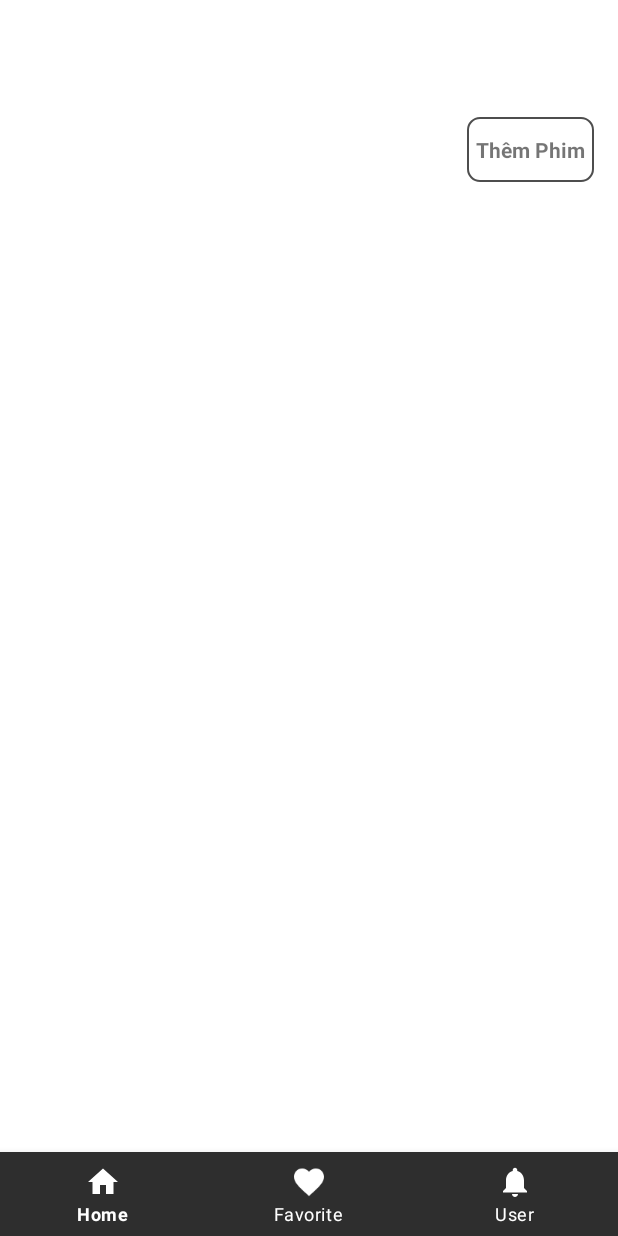
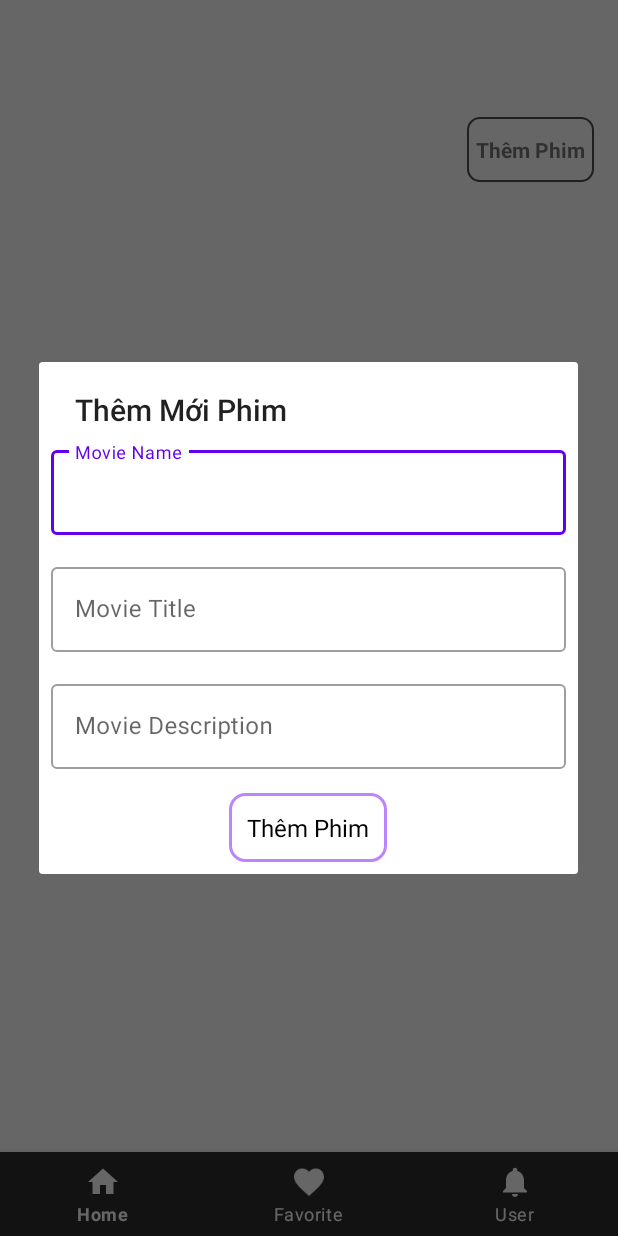
Before and after one commit to nguyenxuantruong0603/TheMovieWithMVP, an Android app: the HomeFragment screen opened directly, with no data from a screen before it, after a tap on "Thêm Phim", on a phone screen of 412 x 824 dp. Run offline under Robolectric (Android 15) with nearby library versions, the phone set to English and light mode, and no system bars; our stand-ins replace navigation-ui; libraries missing offline, so code that uses them is left out: io.realm; 4 statements that could not run were skipped.

Commit message:
add Inset, update, delete Movie

```diff
--- a/app/src/main/java/com/example/demomvppattern/adapter/recycleview/CastAdapter.java
+++ b/app/src/main/java/com/example/demomvppattern/adapter/recycleview/DetailCastAdapter.java
@@ -16,11 +16,11 @@ import org.jetbrains.annotations.NotNull;
 
 import java.util.List;
 
-public class CastAdapter extends RecyclerView.Adapter<CastAdapter.Holder> {
+public class DetailCastAdapter extends RecyclerView.Adapter<DetailCastAdapter.Holder> {
 
     private final List<TheMovie> theMovieList;
 
-    public CastAdapter(List<TheMovie> theMovieList) {
+    public DetailCastAdapter(List<TheMovie> theMovieList) {
         this.theMovieList = theMovieList;
     }
 
--- a/app/src/main/java/com/example/demomvppattern/ui/activity/DetailActivity.java
+++ b/app/src/main/java/com/example/demomvppattern/ui/activity/DetailActivity.java
@@ -17,7 +17,7 @@ import androidx.core.view.WindowCompat;
 import androidx.recyclerview.widget.RecyclerView;
 
 import com.example.demomvppattern.R;
-import com.example.demomvppattern.adapter.recycleview.CastAdapter;
+import com.example.demomvppattern.adapter.recycleview.DetailCastAdapter;
 import com.example.demomvppattern.listener.IDetailMovieContract;
 import com.example.demomvppattern.model.movie.TheMovie;
 import com.example.demomvppattern.presenter.detailmovie.DetailMoviePresenter;
@@ -73,8 +73,8 @@ public class DetailActivity extends AppCompatActivity implements IDetailMovieCon
         imgPlay.setOnClickListener(this);
         tvBookNow.setOnClickListener(this);
 
-        CastAdapter castAdapter = new CastAdapter(theMovieList);
-        rcCast.setAdapter(castAdapter);
+        DetailCastAdapter detailCastAdapter = new DetailCastAdapter(theMovieList);
+        rcCast.setAdapter(detailCastAdapter);
 
         tvVoteAverage.setText(theMovie.getVoteAverage() + "");
         tvMovieName.setText(theMovie.getTitle());
--- a/app/src/main/java/com/example/demomvppattern/ui/activity/HomeActivity.java
+++ b/app/src/main/java/com/example/demomvppattern/ui/activity/HomeActivity.java
@@ -5,7 +5,6 @@ import android.os.Bundle;
 import androidx.appcompat.app.AppCompatActivity;
 import androidx.navigation.NavController;
 import androidx.navigation.Navigation;
-import androidx.navigation.ui.AppBarConfiguration;
 import androidx.navigation.ui.NavigationUI;
 
 import com.example.demomvppattern.R;
@@ -20,8 +19,6 @@ public class HomeActivity extends AppCompatActivity {
         setContentView(R.layout.activity_home);
 
         BottomNavigationView navView = findViewById(R.id.nav_view);
-        // Passing each menu ID as a set of Ids because each
-        // menu should be considered as top level destinations.
 
         //AppBarConfiguration appBarConfiguration = new AppBarConfiguration.Builder(
         //        R.id.navigation_home, R.id.navigation_favorite, R.id.navigation_user)
--- a/app/src/main/java/com/example/demomvppattern/ui/fragment/home/HomeFragment.java
+++ b/app/src/main/java/com/example/demomvppattern/ui/fragment/home/HomeFragment.java
@@ -1,11 +1,13 @@
 package com.example.demomvppattern.ui.fragment.home;
 
+import android.annotation.SuppressLint;
 import android.os.Bundle;
-import android.util.Log;
 import android.view.LayoutInflater;
 import android.view.View;
 import android.view.ViewGroup;
+import android.widget.EditText;
 import android.widget.TextView;
+import android.widget.Toast;
 
 import androidx.annotation.NonNull;
 import androidx.annotation.Nullable;
@@ -22,12 +24,15 @@ import com.example.demomvppattern.presenter.home.HomePresenter;
 
 import org.jetbrains.annotations.NotNull;
 
+import java.util.ArrayList;
 import java.util.List;
 import java.util.Objects;
 
-public class HomeFragment extends Fragment implements IHomeContract.View, IClickItemMyMovie {
+public class HomeFragment extends Fragment implements IHomeContract.View, IClickItemMyMovie, View.OnClickListener {
+    private final List<MyMovie> movieList = new ArrayList<>();
     private HomePresenter homePresenter;
-    private RecyclerView rcMyMovie;
+    private MyMovieAdapter myMovieAdapter;
+
     public View onCreateView(@NonNull LayoutInflater inflater,
                              ViewGroup container, Bundle savedInstanceState) {
         return LayoutInflater.from(Objects.requireNonNull(container).getContext()).inflate(R.layout.fragment_home, null);
@@ -38,12 +43,17 @@ public class HomeFragment extends Fragment implements IHomeContract.View, IClick
         super.onViewCreated(view, savedInstanceState);
 
         TextView tvAddMovie;
-        rcMyMovie=view.findViewById(R.id.rcMyMovie);
+        RecyclerView rcMyMovie = view.findViewById(R.id.rcMyMovie);
         tvAddMovie = view.findViewById(R.id.tvAddMovie);
-        tvAddMovie.setOnClickListener(v -> homePresenter.addMovie(new MyMovie("HIHI", "HIHIHI", "HIHIHIHI", true)));
+
+        tvAddMovie.setOnClickListener(this);
+
+        myMovieAdapter = new MyMovieAdapter(movieList, this);
+        rcMyMovie.setAdapter(myMovieAdapter);
 
         homePresenter = new HomePresenter(this);
         homePresenter.getAllMyMovieFromRealm();
+
     }
 
     @Override
@@ -53,24 +63,61 @@ public class HomeFragment extends Fragment implements IHomeContract.View, IClick
 
     @Override
     public void setUpDataToRecycle(List<MyMovie> myMovieList) {
-        Log.e("data_ne", myMovieList.toString());
-        MyMovieAdapter myMovieAdapter = new MyMovieAdapter(myMovieList,this);
-        rcMyMovie.setAdapter(myMovieAdapter);
+        movieList.clear();
+        movieList.addAll(myMovieList);
+        myMovieAdapter.notifyDataSetChanged();
     }
+
 
     /* IClickItemMyMovie Interface */
     @Override
     public void clickUpdate(MyMovie myMovie) {
-        homePresenter.updateMovie(myMovie.getMovieName(), "", "", false);
+        homePresenter.updateMovie(myMovie.getMovieName(), "ối giời ôi", "ngáo ngơ rồi", false);
     }
 
     @Override
     public void clickDelete(MyMovie myMovie) {
-        AlertDialog.Builder builder = new AlertDialog.Builder(getContext());
+        AlertDialog.Builder builder = new AlertDialog.Builder(requireContext());
         builder.setTitle("Xóa phim");
         builder.setMessage("Bạn chắc chắn muốn xóa phim này ?");
-        builder.setPositiveButton("OK", (dialog, which) -> homePresenter.deleteMovie(myMovie.getMovieName()));
+        builder.setPositiveButton("OK", (dialog, which) -> {
+            homePresenter.deleteMovie(myMovie.getMovieName());
+            homePresenter.getAllMyMovieFromRealm();
+        });
         builder.setNegativeButton("Cancel", (dialog, which) -> dialog.dismiss());
         builder.create().show();
     }
+
+    @SuppressLint("NonConstantResourceId")
+    @Override
+    public void onClick(View v) {
+        if (v.getId() == R.id.tvAddMovie) {
+            AlertDialog.Builder builder = new AlertDialog.Builder(requireContext());
+            View view = LayoutInflater.from(requireContext()).inflate(R.layout.dialog_add_movie, null);
+            builder.setView(view);
+            builder.setTitle("Thêm Mới Phim");
+            AlertDialog alertDialog = builder.create();
+            EditText edtMovieName, edtMovieTitle, edtMovieDescription;
+            TextView tvAddMyMovie;
+
+            edtMovieName = view.findViewById(R.id.edtMovieName);
+            edtMovieTitle = view.findViewById(R.id.edtMovieTitle);
+            edtMovieDescription = view.findViewById(R.id.edtMovieDescription);
+            tvAddMyMovie = view.findViewById(R.id.tvAddMyMovie);
+
+            tvAddMyMovie.setOnClickListener(v1 -> {
+
+                if (edtMovieName.getText().toString().equals("") || edtMovieTitle.getText().toString().equals("") || edtMovieDescription.getText().toString().equals("")) {
+                    Toast.makeText(getContext(), "Bạn cần phải nhập đầy đủ thông tin phim ", Toast.LENGTH_SHORT).show();
+                } else {
+                    homePresenter.addMovie(new MyMovie(edtMovieName.getText().toString(), edtMovieTitle.getText().toString(), edtMovieDescription.getText().toString(), false));
+                    Toast.makeText(getContext(), "Đã thêm phim", Toast.LENGTH_SHORT).show();
+                    homePresenter.getAllMyMovieFromRealm();
+                    alertDialog.dismiss();
+                }
+            });
+
+            alertDialog.show();
+        }
+    }
 }
--- /dev/null
+++ b/app/src/main/res/layout/dialog_add_movie.xml
@@ -0,0 +1,69 @@
+<?xml version="1.0" encoding="utf-8"?>
+<LinearLayout xmlns:android="http://schemas.android.com/apk/res/android"
+    xmlns:app="http://schemas.android.com/apk/res-auto"
+    android:layout_width="match_parent"
+    android:layout_height="match_parent"
+    android:orientation="vertical">
+
+    <com.google.android.material.textfield.TextInputLayout
+        style="@style/Widget.MaterialComponents.TextInputLayout.OutlinedBox"
+        android:layout_width="match_parent"
+        android:layout_height="wrap_content"
+        android:layout_margin="8dp"
+        app:hintEnabled="true">
+
+        <EditText
+            android:id="@+id/edtMovieName"
+            android:layout_width="match_parent"
+            android:layout_height="wrap_content"
+            android:hint="@string/movie_name"
+            android:importantForAutofill="no"
+            android:inputType="text" />
+    </com.google.android.material.textfield.TextInputLayout>
+
+    <com.google.android.material.textfield.TextInputLayout
+        style="@style/Widget.MaterialComponents.TextInputLayout.OutlinedBox"
+        android:layout_width="match_parent"
+        android:layout_height="wrap_content"
+        android:layout_margin="8dp"
+        app:hintEnabled="true">
+
+        <EditText
+            android:id="@+id/edtMovieTitle"
+            android:layout_width="match_parent"
+            android:layout_height="wrap_content"
+            android:hint="@string/movie_title"
+            android:importantForAutofill="no"
+            android:inputType="text" />
+    </com.google.android.material.textfield.TextInputLayout>
+
+    <com.google.android.material.textfield.TextInputLayout
+        style="@style/Widget.MaterialComponents.TextInputLayout.OutlinedBox"
+        android:layout_width="match_parent"
+        android:layout_height="wrap_content"
+        android:layout_margin="8dp"
+        app:hintEnabled="true">
+
+        <EditText
+            android:id="@+id/edtMovieDescription"
+            android:layout_width="match_parent"
+            android:layout_height="wrap_content"
+            android:hint="@string/movie_description"
+            android:importantForAutofill="no"
+            android:inputType="text" />
+    </com.google.android.material.textfield.TextInputLayout>
+
+    <TextView
+        android:background="@drawable/bg_item_movie"
+        android:id="@+id/tvAddMyMovie"
+        android:layout_width="wrap_content"
+        android:layout_height="wrap_content"
+        android:layout_gravity="center_horizontal"
+        android:layout_margin="8dp"
+        android:gravity="center_horizontal"
+        android:padding="12dp"
+        android:text="@string/add_new_movie"
+        android:textColor="@color/black"
+        android:textSize="16sp" />
+
+</LinearLayout>
--- a/app/src/main/res/values/strings.xml
+++ b/app/src/main/res/values/strings.xml
@@ -28,4 +28,7 @@
     <string name="update">Update</string>
     <string name="delete">Delete</string>
     <string name="add_new_movie">Thêm Phim</string>
+    <string name="movie_name">Movie Name</string>
+    <string name="movie_title">Movie Title</string>
+    <string name="movie_description">Movie Description</string>
 </resources>
```
Also changed, not shown: app/src/main/java/com/example/demomvppattern/model/mymovie/MyMovieRepository.java (+3 -21 lines), app/src/main/res/layout/item_my_movie.xml (+11 -4 lines).
